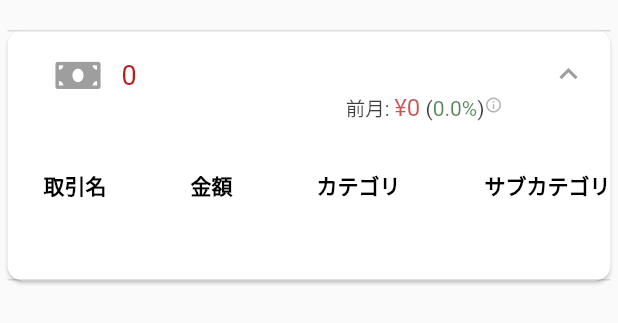
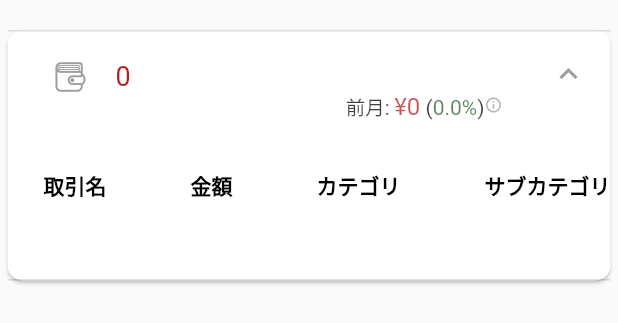
Before and after one commit to yusuke-rakus/MoneyHook-mobile, a Flutter app: the PaymentGroupCard widget shown alone on an empty page, opened directly with empty values, on a phone screen of 412 x 824 dp. Shown: the top 323 px of the screen. Run offline on Flutter 3.47's test engine with Material 3 defaults, Android fonts, the phone set to English and light mode, and no system bars; our stand-ins replace dio, firebase_auth, firebase_core, firebase_remote_config, fl_chart, google_fonts and 5 more; missing offline and left inert: localstore, switcher; accounts and stored records are empty; generated files the repository leaves out were written again; network calls fail.

Commit message:
支払い種別のカードの場合、引落し日を設定できるよう修正

```diff
--- /dev/null
+++ b/lib/icons/Wallet.dart
@@ -0,0 +1,11 @@
+import 'package:flutter/widgets.dart';
+
+class Wallet {
+  Wallet._();
+
+  static const _kFontFam = 'Wallet';
+  static const String? _kFontPkg = null;
+
+  static const IconData wallet =
+      IconData(0xe801, fontFamily: _kFontFam, fontPackage: _kFontPkg);
+}
--- a/lib/src/screens/paymentGroup.dart
+++ b/lib/src/screens/paymentGroup.dart
@@ -1,6 +1,6 @@
 import 'package:flutter/material.dart';
-import 'package:money_hooks/icons/MoneyBill.dart';
 import 'package:money_hooks/icons/QuestionCircleO.dart';
+import 'package:money_hooks/icons/Wallet.dart';
 import 'package:money_hooks/src/api/transactionApi.dart';
 import 'package:money_hooks/src/dataLoader/transactionLoad.dart';
 
@@ -97,7 +97,7 @@ class _PaymentGroupScreenState extends State<PaymentGroupScreen> {
                 // 収支
                 paymentTransactionList.totalSpending != 0
                     ? CenterWidget(
-                        padding: const EdgeInsets.only(left: 5.0),
+                        padding: const EdgeInsets.only(top: 18.0, left: 5.0),
                         alignment: Alignment.bottomLeft,
                         child: RichText(
                           textAlign: TextAlign.start,
@@ -106,7 +106,7 @@ class _PaymentGroupScreenState extends State<PaymentGroupScreen> {
                                   color: Colors.black, fontSize: 20),
                               children: [
                                 const TextSpan(text: '支出合計'),
-                                const WidgetSpan(child: SizedBox(width: 20.0)),
+                                const WidgetSpan(child: SizedBox(width: 18.0)),
                                 TextSpan(
                                     text:
                                         '¥${TransactionClass.formatNum(paymentTransactionList.totalSpending.abs())}')
@@ -124,11 +124,11 @@ class _PaymentGroupScreenState extends State<PaymentGroupScreen> {
                               style: const TextStyle(
                                   color: Colors.black87, fontSize: 15.0),
                               children: [
-                                const TextSpan(text: '前月:'),
+                                const TextSpan(text: '前月: '),
                                 TextSpan(
                                     text:
                                         '¥${TransactionClass.formatNum(paymentTransactionList.lastMonthTotalSpending.abs())}'),
-                                const TextSpan(text: '('),
+                                const TextSpan(text: ' ('),
                                 TextSpan(
                                   text:
                                       '${paymentTransactionList.monthOverMonthSum.toString()}%',
@@ -263,7 +263,7 @@ class _PaymentGroupCardState extends State<PaymentGroupCard> {
     Icon getIcon(bool isPaymentDueLater) {
       return isPaymentDueLater
           ? const Icon(Icons.credit_card_outlined)
-          : const Icon(MoneyBill.money_bill);
+          : const Icon(Wallet.wallet, size: 20.0);
     }
 
     return RichText(
@@ -272,7 +272,7 @@ class _PaymentGroupCardState extends State<PaymentGroupCard> {
           children: [
             WidgetSpan(
               child: paymentTypeId == null
-                  ? const Icon(QuestionCircleO.question_circle_o)
+                  ? const Icon(QuestionCircleO.question_circle_o, size: 20.0)
                   : getIcon(isPaymentDueLater),
               alignment: PlaceholderAlignment.middle,
             ),
--- a/pubspec.yaml
+++ b/pubspec.yaml
@@ -61,3 +61,9 @@ flutter:
     - family: QuestionCircleO
       fonts:
         - asset: icons/QuestionCircleO.ttf
+    - family: Dollar
+      fonts:
+        - asset: icons/Dollar.ttf
+    - family: Wallet
+      fonts:
+        - asset: icons/Wallet.ttf
```
Also changed, not shown: icons/config.json (+12 -0 lines), lib/icons/Dollar.dart (added, +11 -0 lines), lib/src/modals/settings_modal/monthlyTransaction.dart (+11 -9 lines), lib/src/modals/settings_modal/paymentResource.dart (+47 -15 lines), icons/Dollar.ttf (added), icons/Wallet.ttf (added), pubspec.lock.
